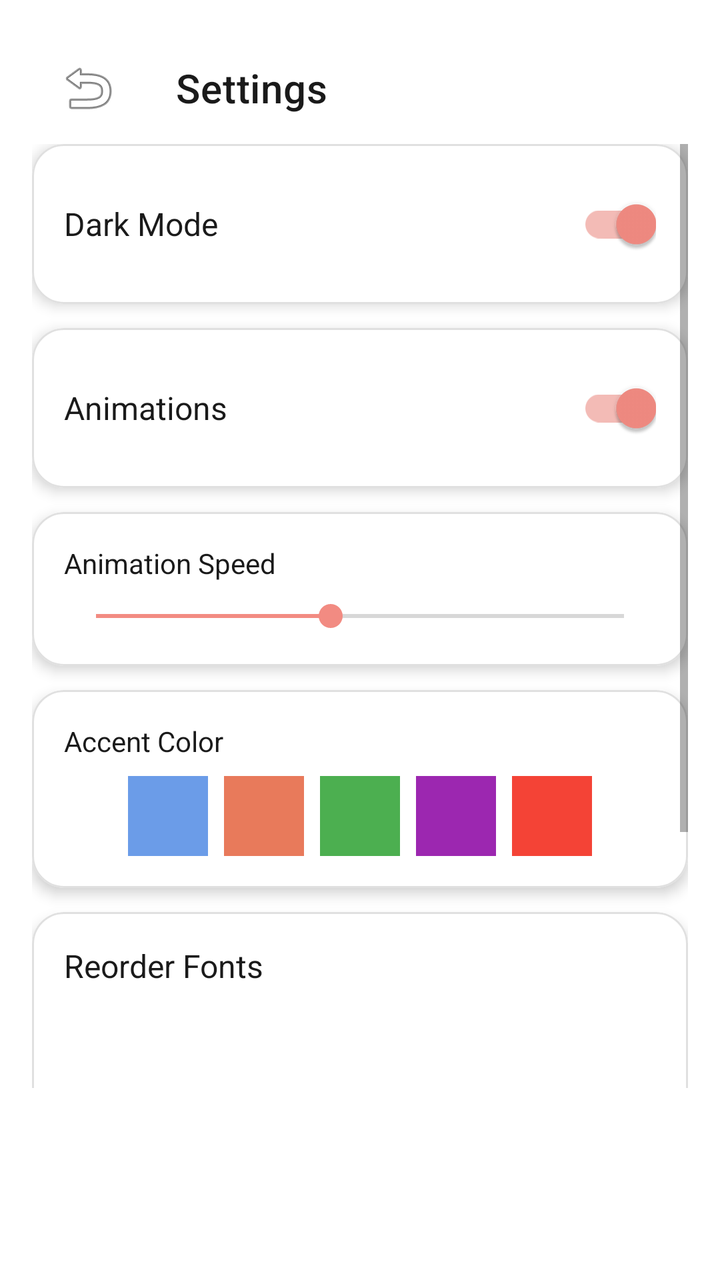
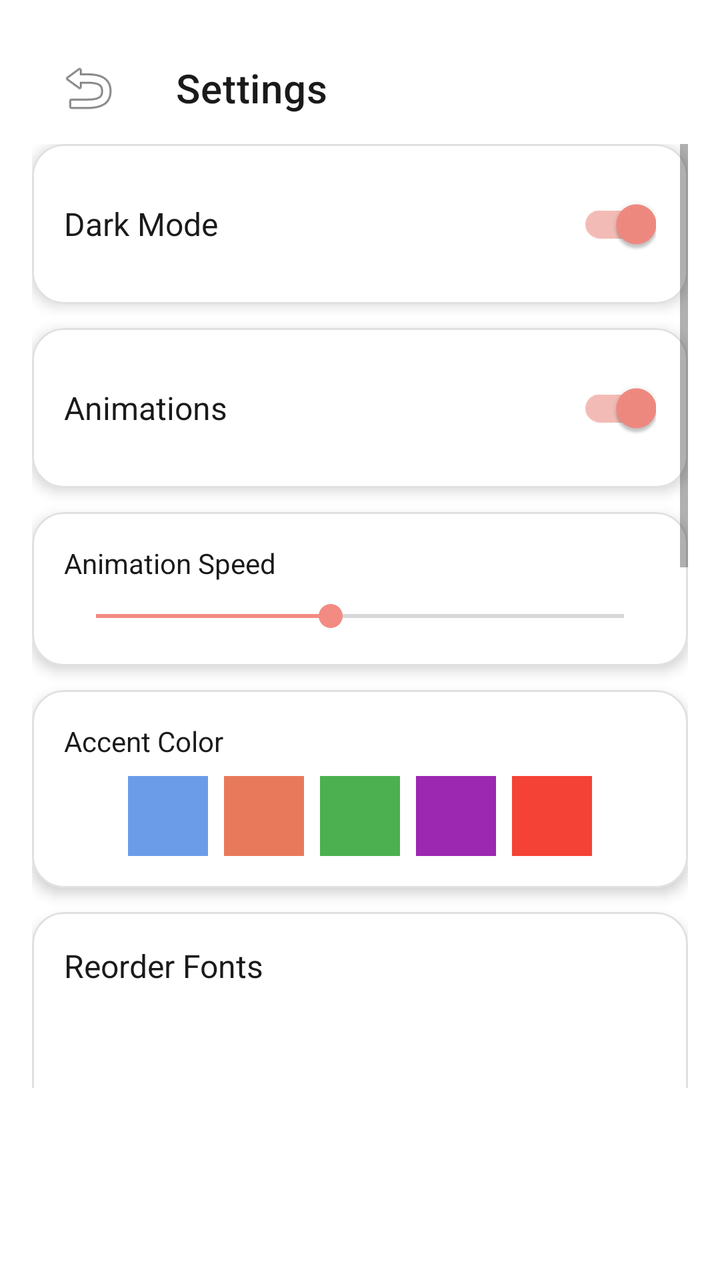

Screens rendered from an Android XML layout before and after an edit, with the pre-edit source and the edit as a unified diff.
<!-- AndroidManifest.xml: application theme Theme.FontsApp -->
<!-- res/layout/activity_settings.xml -->
<?xml version="1.0" encoding="utf-8"?>
<LinearLayout xmlns:android="http://schemas.android.com/apk/res/android"
    xmlns:app="http://schemas.android.com/apk/res-auto"
    android:layout_width="match_parent"
    android:layout_height="match_parent"
    android:orientation="vertical"
    android:background="?android:colorBackground"
    android:padding="16dp">

    <com.google.android.material.appbar.MaterialToolbar
        android:id="@+id/toolbar"
        android:layout_width="match_parent"
        android:layout_height="?android:attr/actionBarSize"
        android:background="?android:colorBackground"
        app:title="@string/settings"
        app:navigationIcon="@android:drawable/ic_menu_revert"
        app:titleTextColor="@color/text_primary" />

    <ScrollView
        android:layout_width="match_parent"
        android:layout_height="match_parent"
        android:paddingBottom="80dp">

        <LinearLayout
            android:layout_width="match_parent"
            android:layout_height="wrap_content"
            android:orientation="vertical"
            android:gravity="center_horizontal">

            
            <com.google.android.material.card.MaterialCardView
                android:layout_width="match_parent"
                android:layout_height="wrap_content"
                android:layout_marginBottom="12dp"
                app:cardCornerRadius="16dp"
                app:cardElevation="4dp"
                app:cardBackgroundColor="@color/card_background"
                app:strokeWidth="1dp"
                app:strokeColor="@color/divider">

                <LinearLayout
                    android:layout_width="match_parent"
                    android:layout_height="wrap_content"
                    android:orientation="horizontal"
                    android:gravity="center_vertical"
                    android:padding="16dp">

                    <TextView
                        android:layout_width="0dp"
                        android:layout_height="wrap_content"
                        android:layout_weight="1"
                        android:text="@string/dark_mode"
                        android:textSize="16sp"
                        android:textColor="@color/text_primary" />

                    <com.google.android.material.switchmaterial.SwitchMaterial
                        android:id="@+id/switchDarkMode"
                        android:layout_width="wrap_content"
                        android:layout_height="wrap_content"
                        android:checked="true" />

                </LinearLayout>

            </com.google.android.material.card.MaterialCardView>

            
            <com.google.android.material.card.MaterialCardView
                android:layout_width="match_parent"
                android:layout_height="wrap_content"
                android:layout_marginBottom="12dp"
                app:cardCornerRadius="16dp"
                app:cardElevation="4dp"
                app:cardBackgroundColor="@color/card_background"
                app:strokeWidth="1dp"
                app:strokeColor="@color/divider">

                <LinearLayout
                    android:layout_width="match_parent"
                    android:layout_height="wrap_content"
                    android:orientation="horizontal"
                    android:gravity="center_vertical"
                    android:padding="16dp">

                    <TextView
                        android:layout_width="0dp"
                        android:layout_height="wrap_content"
                        android:layout_weight="1"
                        android:text="@string/animations"
                        android:textSize="16sp"
                        android:textColor="@color/text_primary" />

                    <com.google.android.material.switchmaterial.SwitchMaterial
                        android:id="@+id/switchAnimations"
                        android:layout_width="wrap_content"
                        android:layout_height="wrap_content"
                        android:checked="true" />

                </LinearLayout>

            </com.google.android.material.card.MaterialCardView>

            
            <com.google.android.material.card.MaterialCardView
                android:layout_width="match_parent"
                android:layout_height="wrap_content"
                android:layout_marginBottom="12dp"
                app:cardCornerRadius="16dp"
                app:cardElevation="4dp"
                app:cardBackgroundColor="@color/card_background"
                app:strokeWidth="1dp"
                app:strokeColor="@color/divider">

                <LinearLayout
                    android:layout_width="match_parent"
                    android:layout_height="wrap_content"
                    android:orientation="vertical"
                    android:padding="16dp">

                    <TextView
                        android:layout_width="wrap_content"
                        android:layout_height="wrap_content"
                        android:text="Animation Speed"
                        android:textSize="14sp"
                        android:textColor="@color/text_primary"
                        android:layout_marginBottom="8dp" />

                    <SeekBar
                        android:id="@+id/sbAnimSpeed"
                        android:layout_width="match_parent"
                        android:layout_height="wrap_content"
                        android:max="10"
                        android:progress="5"
                        android:min="1" />

                </LinearLayout>

            </com.google.android.material.card.MaterialCardView>

            
            <com.google.android.material.card.MaterialCardView
                android:layout_width="match_parent"
                android:layout_height="wrap_content"
                android:layout_marginBottom="12dp"
                app:cardCornerRadius="16dp"
                app:cardElevation="4dp"
                app:cardBackgroundColor="@color/card_background"
                app:strokeWidth="1dp"
                app:strokeColor="@color/divider">

                <LinearLayout
                    android:layout_width="match_parent"
                    android:layout_height="wrap_content"
                    android:orientation="vertical"
                    android:padding="16dp">

                    <TextView
                        android:layout_width="wrap_content"
                        android:layout_height="wrap_content"
                        android:text="Accent Color"
                        android:textSize="14sp"
                        android:textColor="@color/text_primary"
                        android:layout_marginBottom="8dp" />

                    <LinearLayout
                        android:layout_width="match_parent"
                        android:layout_height="wrap_content"
                        android:orientation="horizontal"
                        android:gravity="center">

                        <View
                            android:id="@+id/colorBlue"
                            android:layout_width="40dp"
                            android:layout_height="40dp"
                            android:layout_marginEnd="8dp"
                            android:background="@color/accent_blue"
                            android:clickable="true"
                            android:focusable="true" />

                        <View
                            android:id="@+id/colorOrange"
                            android:layout_width="40dp"
                            android:layout_height="40dp"
                            android:layout_marginEnd="8dp"
                            android:background="@color/accent_orange"
                            android:clickable="true"
                            android:focusable="true" />

                        <View
                            android:id="@+id/colorGreen"
                            android:layout_width="40dp"
                            android:layout_height="40dp"
                            android:layout_marginEnd="8dp"
                            android:background="@color/accent_green"
                            android:clickable="true"
                            android:focusable="true" />

                        <View
                            android:id="@+id/colorPurple"
                            android:layout_width="40dp"
                            android:layout_height="40dp"
                            android:layout_marginEnd="8dp"
                            android:background="#FF9C27B0"
                            android:clickable="true"
                            android:focusable="true" />

                        <View
                            android:id="@+id/colorRed"
                            android:layout_width="40dp"
                            android:layout_height="40dp"
                            android:background="#FFF44336"
                            android:clickable="true"
                            android:focusable="true" />

                    </LinearLayout>

                </LinearLayout>

            </com.google.android.material.card.MaterialCardView>

            
            <com.google.android.material.card.MaterialCardView
                android:layout_width="match_parent"
                android:layout_height="wrap_content"
                android:layout_marginBottom="12dp"
                app:cardCornerRadius="16dp"
                app:cardElevation="4dp"
                app:cardBackgroundColor="@color/card_background"
                app:strokeWidth="1dp"
                app:strokeColor="@color/divider">

                <LinearLayout
                    android:layout_width="match_parent"
                    android:layout_height="wrap_content"
                    android:orientation="vertical"
                    android:padding="16dp">

                    <TextView
                        android:layout_width="wrap_content"
                        android:layout_height="wrap_content"
                        android:text="@string/reorder_fonts"
                        android:textSize="16sp"
                        android:textColor="@color/text_primary"
                        android:layout_marginBottom="8dp" />

                    <androidx.recyclerview.widget.RecyclerView
                        android:id="@+id/rvReorderFonts"
                        android:layout_width="match_parent"
                        android:layout_height="300dp"
                        android:nestedScrollingEnabled="false" />

                </LinearLayout>

            </com.google.android.material.card.MaterialCardView>

        </LinearLayout>

    </ScrollView>

</LinearLayout>
<!-- resources referenced by this layout -->
<resources>
  <color name="accent_blue">#FF6B9CE8</color>
  <color name="accent_green">#FF4CAF50</color>
  <color name="accent_orange">#FFE87A5B</color>
  <color name="card_background">#FFFFFFFF</color>
  <color name="divider">#FFE0E0E0</color>
  <color name="text_primary">#FF1A1A1A</color>
  <string name="animations">Animations</string>
  <string name="dark_mode">Dark Mode</string>
  <string name="reorder_fonts">Reorder Fonts</string>
  <string name="settings">Settings</string>
  <style name="Theme.FontsApp" parent="Theme.MaterialComponents.DayNight.NoActionBar">
          <item name="colorPrimary">@color/primary</item>
          <item name="colorPrimaryVariant">@color/primary_variant</item>
          <item name="colorOnPrimary">@color/on_primary</item>
          <item name="colorSecondary">@color/secondary</item>
          <item name="colorSecondaryVariant">@color/secondary_variant</item>
          <item name="colorOnSecondary">@color/on_secondary</item>
          <item name="android:colorBackground">@color/background</item>
          <item name="colorSurface">@color/surface</item>
          <item name="colorOnSurface">@color/on_surface</item>
          <item name="colorError">@color/error</item>
          <item name="android:statusBarColor">@color/background</item>
          <item name="android:navigationBarColor">@color/background</item>
          <item name="android:forceDarkAllowed">false</item>
      </style>
  <color name="primary">#FF8AB4F8</color>
  <color name="primary_variant">#FF6B9CE8</color>
  <color name="on_primary">#FF000000</color>
  <color name="secondary">#FFF28B82</color>
  <color name="secondary_variant">#FFE87A5B</color>
  <color name="on_secondary">#FF000000</color>
  <color name="background">#FFFFFFFF</color>
  <color name="surface">#FFF5F5F5</color>
  <color name="on_surface">#FF1A1A1A</color>
  <color name="error">#FFB00020</color>
</resources>

<!-- the commit's change to res/layout/activity_settings.xml (unified diff, before → after) -->
@@ -252,6 +252,41 @@
 
             </com.google.android.material.card.MaterialCardView>
 
+            
+            <com.google.android.material.card.MaterialCardView
+                android:layout_width="match_parent"
+                android:layout_height="wrap_content"
+                android:layout_marginBottom="12dp"
+                app:cardCornerRadius="16dp"
+                app:cardElevation="4dp"
+                app:cardBackgroundColor="@color/card_background"
+                app:strokeWidth="1dp"
+                app:strokeColor="@color/divider">
+
+                <LinearLayout
+                    android:layout_width="match_parent"
+                    android:layout_height="wrap_content"
+                    android:orientation="vertical"
+                    android:padding="16dp">
+
+                    <TextView
+                        android:layout_width="wrap_content"
+                        android:layout_height="wrap_content"
+                        android:text="Hide/Show Fonts"
+                        android:textSize="16sp"
+                        android:textColor="@color/text_primary"
+                        android:layout_marginBottom="8dp" />
+
+                    <androidx.recyclerview.widget.RecyclerView
+                        android:id="@+id/rvHideFonts"
+                        android:layout_width="match_parent"
+                        android:layout_height="400dp"
+                        android:nestedScrollingEnabled="true" />
+
+                </LinearLayout>
+
+            </com.google.android.material.card.MaterialCardView>
+
         </LinearLayout>
 
     </ScrollView>
